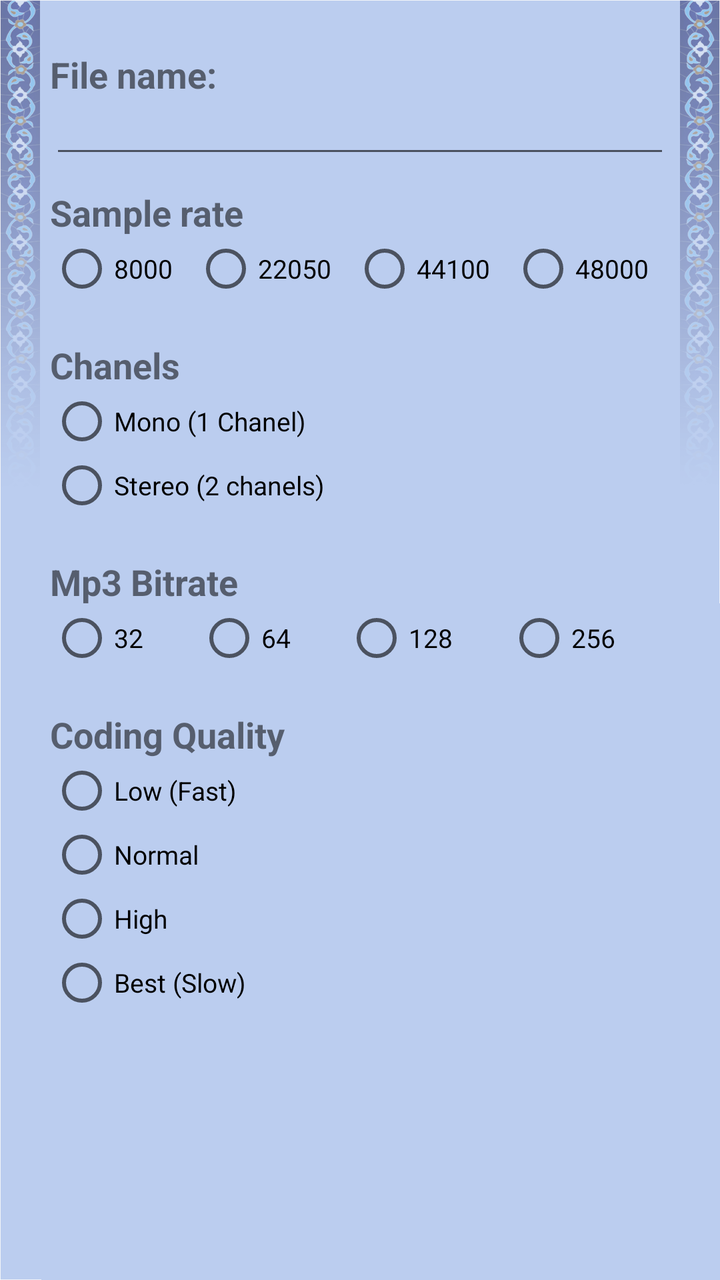
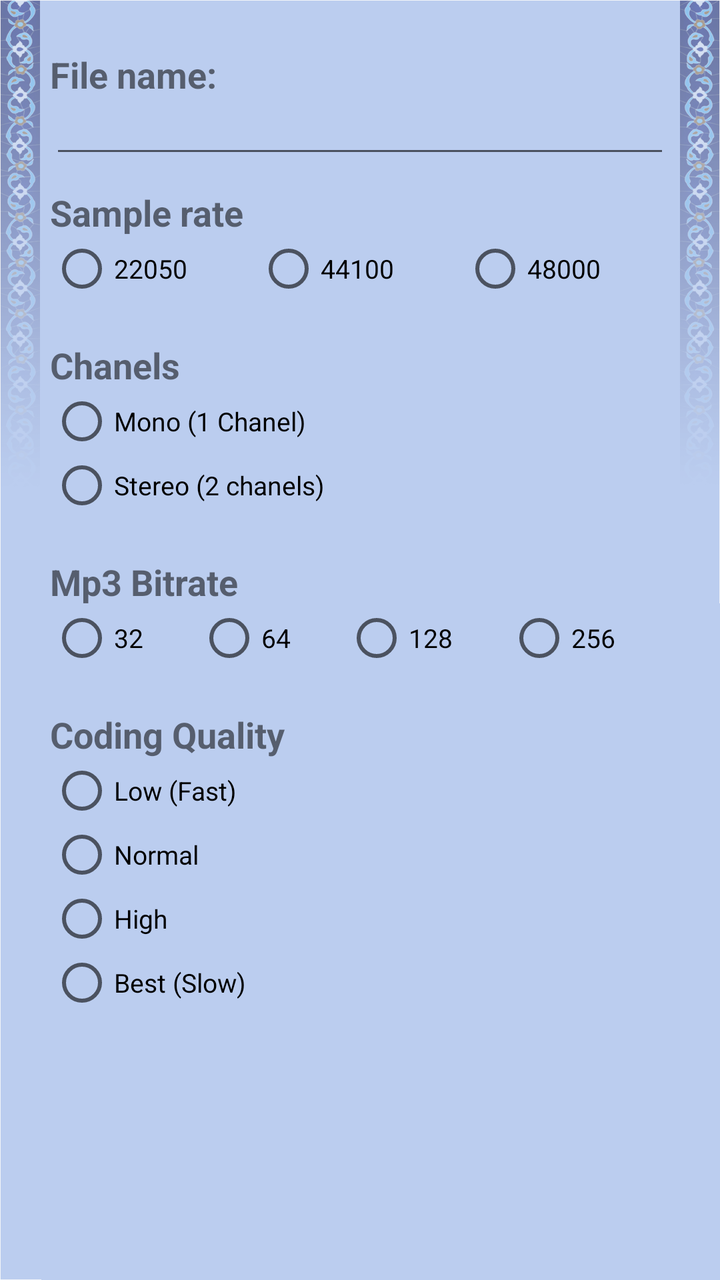

An Android layout rendered at two revisions. The XML below is the earlier revision; the diff shows what the commit changed to produce the second picture.
<!-- AndroidManifest.xml: application theme AppTheme -->
<!-- res/layout/activity_setting.xml -->
<?xml version="1.0" encoding="utf-8"?>
<RelativeLayout
    xmlns:android="http://schemas.android.com/apk/res/android"
    xmlns:app="http://schemas.android.com/apk/lib/com.example.jaisonjoseph.newsclient"
    android:layout_width="fill_parent"
    android:layout_height="fill_parent"
    >


    <ImageView
        android:id="@+id/imageView"
        android:layout_width="fill_parent"
        android:layout_height="fill_parent"
        android:adjustViewBounds="false"
        android:cropToPadding="false"
        android:scaleType="fitXY"
        android:src="@drawable/recordermastersetting" />

    
        
        
        
        
    <ScrollView
        android:layout_width="match_parent"
        android:layout_height="match_parent"
        android:layout_marginBottom="30dp"
        android:layout_marginLeft="25dp"
        android:layout_marginRight="25dp"
        android:layout_marginTop="25dp">

        <LinearLayout
            android:layout_width="match_parent"
            android:layout_height="wrap_content"
            android:orientation="vertical">


            <LinearLayout
                android:id="@+id/fn"
                android:layout_width="match_parent"
                android:layout_height="match_parent"
                android:layout_marginBottom="10dp"
                android:orientation="vertical">

                <TextView
                    android:id="@+id/file_name"
                    android:layout_width="match_parent"
                    android:layout_height="wrap_content"
                    android:text="File name:"
                    android:textSize="@dimen/titr_text_size"
                    android:textStyle="bold" />

                <EditText
                    android:id="@+id/set_name"
                    android:layout_width="match_parent"
                    android:layout_height="match_parent"
                    android:ems="10"
                    android:inputType="textPersonName"
                    android:textSize="@dimen/subtitr_text_size" />
            </LinearLayout>

            
            
            
            
            
            

            
            
            
            
            
            
            

            
            
            
            
            
            
            
            
            

            <LinearLayout
                android:id="@+id/fqs"
                android:layout_width="match_parent"
                android:layout_height="wrap_content"
                android:layout_marginBottom="20dp"
                android:orientation="vertical">

                <TextView
                    android:id="@+id/samplerate_setting"
                    android:layout_width="match_parent"
                    android:layout_height="wrap_content"
                    android:text="Sample rate"
                    android:textSize="@dimen/titr_text_size"
                    android:textStyle="bold" />

                <RadioGroup
                    android:id="@+id/fqs_radiogroup"
                    android:layout_width="match_parent"
                    android:layout_height="match_parent"
                    android:orientation="horizontal">

                    <RadioButton
                        android:id="@+id/veryLowQFile"
                        android:layout_width="wrap_content"
                        android:layout_height="wrap_content"
                        android:layout_weight="1"
                        android:text="8000"
                        android:textSize="@dimen/subtitr_text_size" />

                    <RadioButton
                        android:id="@+id/lowQFile"
                        android:layout_width="wrap_content"
                        android:layout_height="wrap_content"
                        android:layout_weight="1"
                        android:text="22050"
                        android:textSize="@dimen/subtitr_text_size" />

                    <RadioButton
                        android:id="@+id/normalQFile"
                        android:layout_width="wrap_content"
                        android:layout_height="wrap_content"
                        android:layout_weight="1"
                        android:text="44100"
                        android:textSize="@dimen/subtitr_text_size" />

                    <RadioButton
                        android:id="@+id/HighQFile"
                        android:layout_width="wrap_content"
                        android:layout_height="wrap_content"
                        android:layout_weight="1"
                        android:text="48000"
                        android:textSize="@dimen/subtitr_text_size" />

                </RadioGroup>

                
            </LinearLayout>

            <LinearLayout
                android:id="@+id/fch"
                android:layout_width="match_parent"
                android:layout_height="match_parent"
                android:layout_marginBottom="20dp"
                android:orientation="vertical">

                <TextView
                    android:id="@+id/fast_setting"
                    android:layout_width="match_parent"
                    android:layout_height="wrap_content"
                    android:text="Chanels"
                    android:textSize="@dimen/titr_text_size"
                    android:textStyle="bold" />

                <RadioGroup
                    android:id="@+id/fch_radiogroup"
                    android:layout_width="match_parent"
                    android:layout_height="match_parent"
                    android:orientation="vertical">

                    <RadioButton
                        android:id="@+id/mono"
                        android:layout_width="wrap_content"
                        android:layout_height="wrap_content"
                        android:layout_weight="1"
                        android:text="Mono (1 Chanel)"
                        android:textSize="@dimen/subtitr_text_size" />

                    <RadioButton
                        android:id="@+id/stereo"
                        android:layout_width="wrap_content"
                        android:layout_height="wrap_content"
                        android:layout_weight="1"
                        android:text="Stereo (2 chanels)"
                        android:textSize="@dimen/subtitr_text_size" />

                </RadioGroup>


            </LinearLayout>

            
            
            
            
            
            

            
            
            
            
            
            
            

            
            
            
            
            

            
            
            
            
            
            
            

            
            
            
            
            
            
            

            


            

            <LinearLayout
                android:id="@+id/fcodB"
                android:layout_width="match_parent"
                android:layout_height="match_parent"
                android:layout_marginBottom="20dp"
                android:orientation="vertical">

                <TextView
                    android:id="@+id/Mp3Btr"
                    android:layout_width="match_parent"
                    android:layout_height="wrap_content"
                    android:text="Mp3 Bitrate"
                    android:textSize="@dimen/titr_text_size"
                    android:textStyle="bold" />


                <RadioGroup
                    android:id="@+id/fcodB_rg"
                    android:layout_width="match_parent"
                    android:layout_height="match_parent"
                    android:orientation="horizontal">

                    <RadioButton
                        android:id="@+id/mp3B32"
                        android:layout_width="wrap_content"
                        android:layout_height="wrap_content"
                        android:layout_weight="1"
                        android:text="32"
                        android:textSize="@dimen/subtitr_text_size" />

                    <RadioButton
                        android:id="@+id/mp3B64"
                        android:layout_width="wrap_content"
                        android:layout_height="wrap_content"
                        android:layout_weight="1"
                        android:text="64"
                        android:textSize="@dimen/subtitr_text_size" />

                    <RadioButton
                        android:id="@+id/Mp3B128"
                        android:layout_width="wrap_content"
                        android:layout_height="wrap_content"
                        android:layout_weight="1"
                        android:text="128"
                        android:textSize="@dimen/subtitr_text_size" />

                    <RadioButton
                        android:id="@+id/mp3B256"
                        android:layout_width="wrap_content"
                        android:layout_height="wrap_content"
                        android:layout_weight="1"
                        android:text="256"
                        android:textSize="@dimen/subtitr_text_size" />

                </RadioGroup>

            </LinearLayout>

            <LinearLayout
                android:id="@+id/fcodQ"
                android:layout_width="match_parent"
                android:layout_height="match_parent"
                android:layout_marginBottom="20dp"
                android:orientation="vertical">

                <TextView
                    android:id="@+id/Mp3Q"
                    android:layout_width="match_parent"
                    android:layout_height="wrap_content"
                    android:text="Coding Quality"
                    android:textSize="@dimen/titr_text_size"
                    android:textStyle="bold" />


                <RadioGroup
                    android:id="@+id/fcodQ_rg"
                    android:layout_width="match_parent"
                    android:layout_height="wrap_content"
                    android:orientation="vertical">

                    <RadioButton
                        android:id="@+id/mp3Qlow"
                        android:layout_width="wrap_content"
                        android:layout_height="wrap_content"
                        android:layout_weight="1"
                        android:text="Low (Fast)"
                        android:textSize="@dimen/subtitr_text_size" />

                    <RadioButton
                        android:id="@+id/mp3Qnormal"
                        android:layout_width="wrap_content"
                        android:layout_height="wrap_content"
                        android:layout_weight="1"
                        android:text="Normal"
                        android:textSize="@dimen/subtitr_text_size" />

                    <RadioButton
                        android:id="@+id/Mp3Qhigh"
                        android:layout_width="wrap_content"
                        android:layout_height="wrap_content"
                        android:layout_weight="1"
                        android:text="High"
                        android:textSize="@dimen/subtitr_text_size" />

                    <RadioButton
                        android:id="@+id/mp3Qbest"
                        android:layout_width="wrap_content"
                        android:layout_height="wrap_content"
                        android:layout_weight="1"
                        android:text="Best (Slow)"
                        android:textSize="@dimen/subtitr_text_size" />

                </RadioGroup>

            </LinearLayout>


        </LinearLayout>

    </ScrollView>

    



</RelativeLayout>
<!-- resources referenced by this layout -->
<resources>
  <dimen name="subtitr_text_size">13dp</dimen>
  <dimen name="titr_text_size">18dp</dimen>
  <!-- drawable recordermastersetting: png bitmap (drawable-xxxhdpi, 594116 bytes) -->
  <style name="AppTheme" parent="Theme.AppCompat.Light.DarkActionBar">
          
          <item name="colorPrimary">@color/colorPrimary</item>
          <item name="colorPrimaryDark">@color/colorPrimaryDark</item>
          <item name="colorAccent">@color/colorAccent</item>
      </style>
  <color name="colorPrimary">#3F51B5</color>
  <color name="colorPrimaryDark">#303F9F</color>
  <color name="colorAccent">#FF4081</color>
</resources>

<!-- the commit's change to res/layout/activity_setting.xml (unified diff, before → after) -->
@@ -105,13 +105,13 @@
                     android:layout_height="match_parent"
                     android:orientation="horizontal">
 
-                    <RadioButton
-                        android:id="@+id/veryLowQFile"
-                        android:layout_width="wrap_content"
-                        android:layout_height="wrap_content"
-                        android:layout_weight="1"
-                        android:text="8000"
-                        android:textSize="@dimen/subtitr_text_size" />
+                    
+                        
+                        
+                        
+                        
+                        
+                        
 
                     <RadioButton
                         android:id="@+id/lowQFile"
